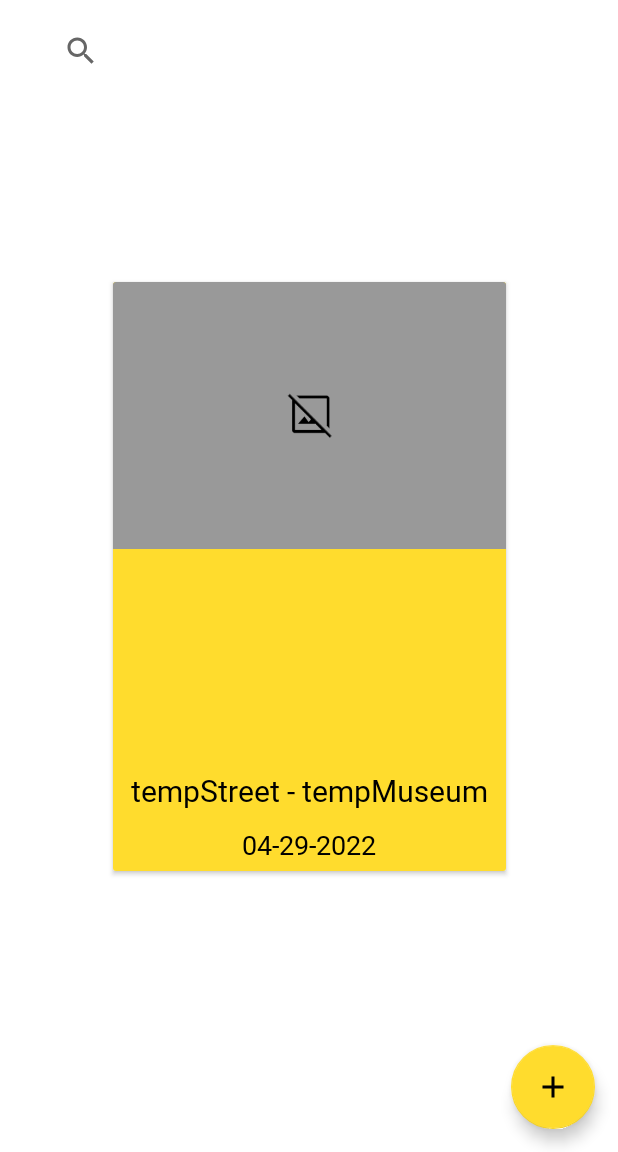
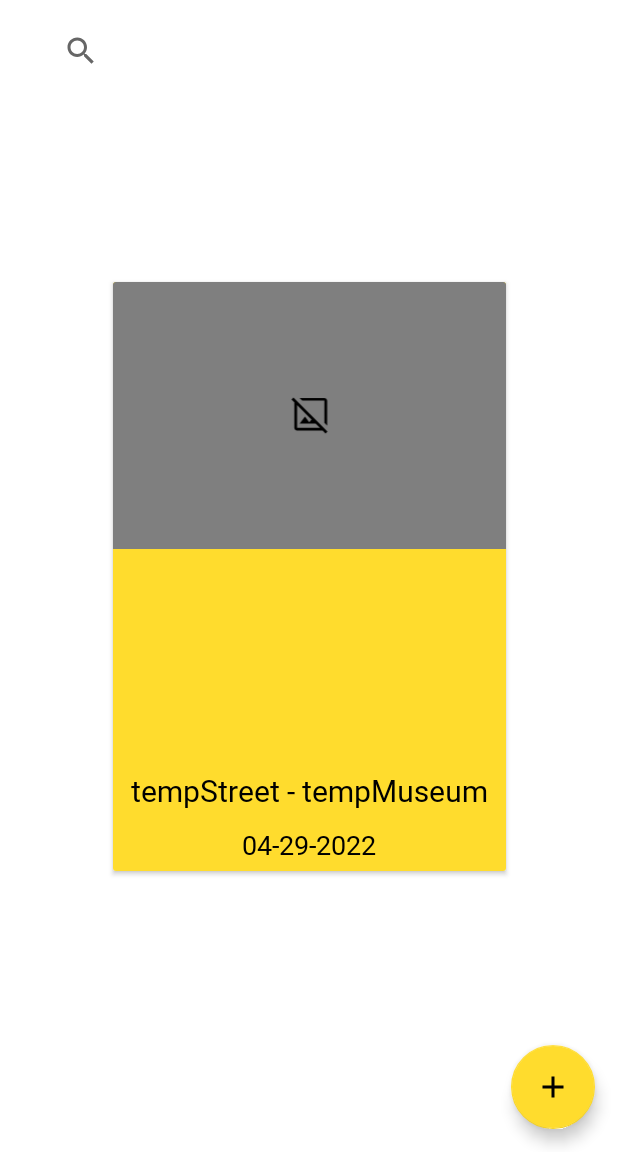
Before and after one commit to FoxFromFuture/tinkoff-travel-app, an Android app: the MainActivity screen opened directly, with no data from a screen before it, on a phone screen of 412 x 824 dp, the part 84-1236 px from its top. Run offline under Robolectric (Android 15) with nearby library versions, the phone set to English and light mode, and no system bars; network calls fail; 1 statement that could not run was skipped.

Commit message:
'Settings' icons, Map controls, and Map itself now supports dark theme. Also, base_trip_card_image.png turned into .xml

```diff
--- a/app/src/main/java/com/tinkoff/travelapp/MainActivity.kt
+++ b/app/src/main/java/com/tinkoff/travelapp/MainActivity.kt
@@ -60,6 +60,7 @@ class MainActivity : AppCompatActivity(), View.OnClickListener {
 //        viewModel.tripDataList.observe(this) { list ->
 //            list.body()?.let { adapter.setListOfRoutes(it) }
 //        }
+
         val buttonMenu = findViewById<ImageButton>(R.id.main_menu_button)
         buttonMenu.setOnClickListener(this)
 
--- /dev/null
+++ b/app/src/main/res/drawable-night/custom_map_control_button.xml
@@ -0,0 +1,5 @@
+<?xml version="1.0" encoding="utf-8"?>
+<shape xmlns:android="http://schemas.android.com/apk/res/android">
+    <solid android:color="#BF000000" />
+    <corners android:radius="15dp" />
+</shape>
--- /dev/null
+++ b/app/src/main/res/drawable-night/outline_add_24.xml
@@ -0,0 +1,10 @@
+<vector android:height="24dp"
+    android:tint="@color/white"
+    android:viewportHeight="24"
+    android:viewportWidth="24"
+    android:width="24dp"
+    xmlns:android="http://schemas.android.com/apk/res/android">
+    <path
+        android:fillColor="@android:color/white"
+        android:pathData="M19,13h-6v6h-2v-6H5v-2h6V5h2v6h6v2z" />
+</vector>
--- /dev/null
+++ b/app/src/main/res/drawable/base_trip_card_image.xml
@@ -0,0 +1,14 @@
+<vector xmlns:android="http://schemas.android.com/apk/res/android"
+    xmlns:tools="http://schemas.android.com/tools"
+    android:width="655dp"
+    android:height="445dp"
+    android:viewportWidth="655"
+    android:viewportHeight="445"
+    tools:ignore="VectorRaster">
+  <path
+      android:pathData="M0,0h655v445h-655z"
+      android:fillColor="#7F7F7F"/>
+  <path
+      android:fillColor="#FF000000"
+      android:pathData="M356.8,239.1l-4.5,-4.5v-36.9l0,0l0,0h-36.9l-4.5,-4.5h41.4c1.2,0 2.3,0.5 3.2,1.4c0.9,0.9 1.4,2 1.4,3.2V239.1zM354.2,252.5l-4.8,-4.8h-42.6c-1.2,0 -2.3,-0.5 -3.2,-1.4c-0.9,-0.9 -1.4,-2 -1.4,-3.2v-42.6l-4.8,-4.8l3.3,-3.3l56.7,56.7L354.2,252.5zM311.1,235.8l8.9,-11.5l7,9.6l3.8,-4.9L306.8,205v38.1l0,0l0,0h38.1l-7.3,-7.3H311.1zM329.1,220.8C329.1,220.8 329.1,220.8 329.1,220.8S329.1,220.8 329.1,220.8S329.1,220.8 329.1,220.8S329.1,220.8 329.1,220.8z"/>
+</vector>
--- a/app/src/main/res/layout/activity_map.xml
+++ b/app/src/main/res/layout/activity_map.xml
@@ -63,6 +63,7 @@
 
     <ImageButton
         android:id="@+id/map_back_button"
+        style="@style/IconStyle"
         android:layout_width="40dp"
         android:layout_height="40dp"
         android:layout_marginStart="30dp"
--- a/app/src/main/res/layout/main_create_travel_popup.xml
+++ b/app/src/main/res/layout/main_create_travel_popup.xml
@@ -9,7 +9,7 @@
         android:layout_width="350dp"
         android:layout_height="250dp"
         android:layout_gravity="center"
-        android:background="@drawable/custom_layout"
+        android:background="@drawable/custom_create_travel_popup"
         android:backgroundTint="?android:colorBackground"
         android:padding="5dp">
 
```
Also changed, not shown: app/src/main/java/com/tinkoff/travelapp/MapActivity.kt (+25 -0 lines), app/src/main/res/drawable-night/outline_contrast_24.xml (added, +10 -0 lines), app/src/main/res/drawable-night/outline_info_24.xml (added, +10 -0 lines), app/src/main/res/drawable-night/outline_my_location_24.xml (added, +10 -0 lines), app/src/main/res/drawable-night/outline_remove_24.xml (added, +10 -0 lines), app/src/main/res/drawable/base_trip_card_image.png (deleted), app/src/main/res/drawable/custom_create_travel_popup.xml (renamed from app/src/main/res/drawable/custom_layout.xml).
